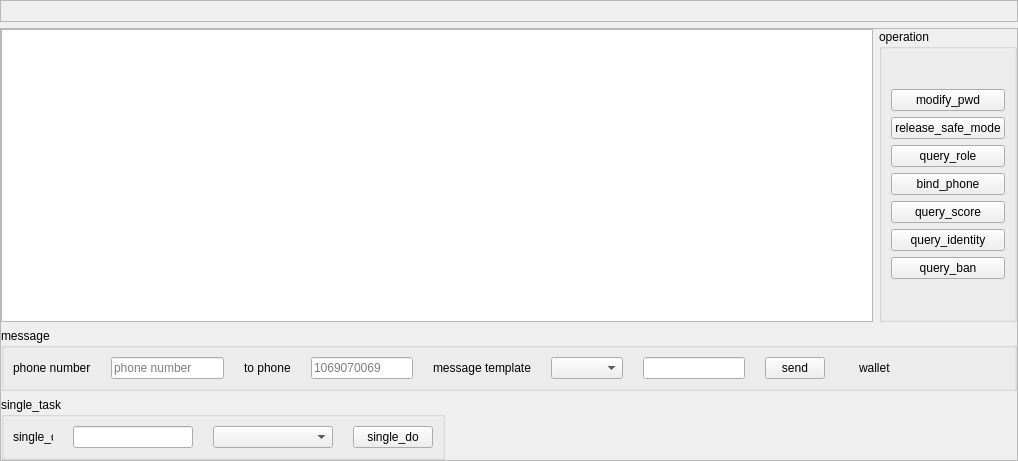
Before: the Qt Designer form MainApp/src/CUiCenter.ui in AlexRain/BRSystem, drawn with Qt 5.
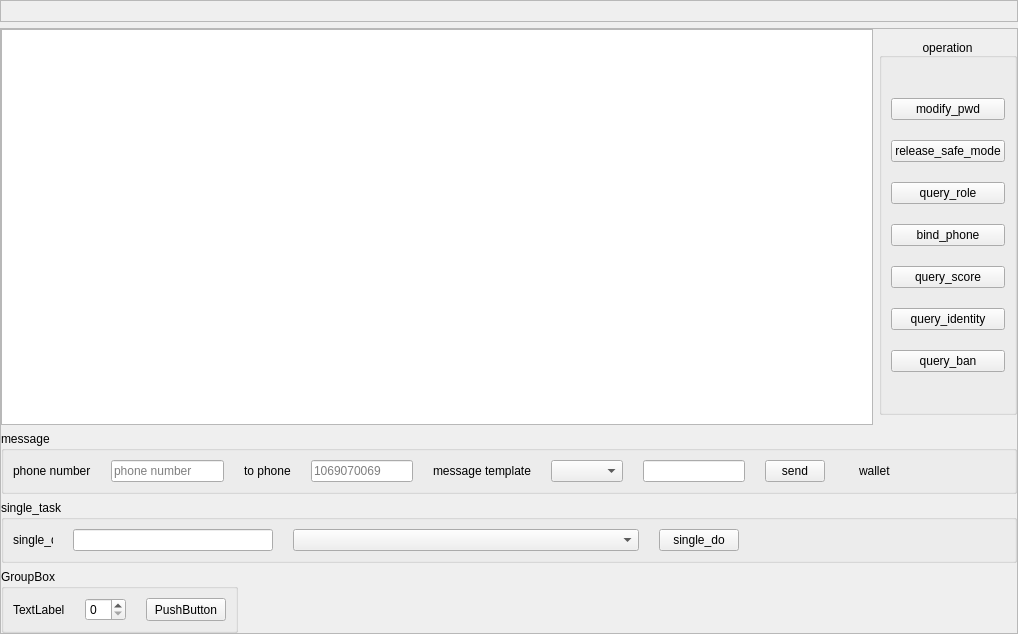
After: the same form once the commit is applied. Custom widgets are drawn as their Qt base class.

What changed in the file:
```diff
--- a/MainApp/src/CUiCenter.ui
+++ b/MainApp/src/CUiCenter.ui
@@ -7,7 +7,7 @@
     <x>0</x>
     <y>0</y>
     <width>1018</width>
-    <height>461</height>
+    <height>634</height>
    </rect>
   </property>
   <property name="windowTitle">
@@ -83,7 +83,7 @@
    <item>
     <widget class="QFrame" name="frameCenter">
      <property name="sizePolicy">
-      <sizepolicy hsizetype="Preferred" vsizetype="Expanding">
+      <sizepolicy hsizetype="Preferred" vsizetype="Preferred">
        <horstretch>0</horstretch>
        <verstretch>0</verstretch>
       </sizepolicy>
@@ -94,7 +94,7 @@
      <property name="frameShadow">
       <enum>QFrame::Raised</enum>
      </property>
-     <layout class="QVBoxLayout" name="verticalLayout_4" stretch="8,0,0">
+     <layout class="QVBoxLayout" name="verticalLayout_4" stretch="8,0,0,0">
       <property name="leftMargin">
        <number>0</number>
       </property>
@@ -129,14 +129,36 @@
           <number>0</number>
          </property>
          <item>
-          <widget class="CTableview" name="tableView"/>
+          <widget class="CTableview" name="tableView">
+           <property name="sizePolicy">
+            <sizepolicy hsizetype="Expanding" vsizetype="Expanding">
+             <horstretch>0</horstretch>
+             <verstretch>0</verstretch>
+            </sizepolicy>
+           </property>
+          </widget>
          </item>
-         <item>
+         <item alignment="Qt::AlignHCenter|Qt::AlignVCenter">
           <widget class="QGroupBox" name="groupBox_btn">
+           <property name="sizePolicy">
+            <sizepolicy hsizetype="Preferred" vsizetype="Preferred">
+             <horstretch>0</horstretch>
+             <verstretch>0</verstretch>
+            </sizepolicy>
+           </property>
+           <property name="layoutDirection">
+            <enum>Qt::LeftToRight</enum>
+           </property>
            <property name="title">
             <string>operation</string>
            </property>
+           <property name="alignment">
+            <set>Qt::AlignBottom|Qt::AlignHCenter</set>
+           </property>
            <layout class="QVBoxLayout" name="verticalLayout">
+            <property name="spacing">
+             <number>20</number>
+            </property>
             <property name="leftMargin">
              <number>9</number>
             </property>
@@ -455,7 +477,7 @@
         </layout>
        </widget>
       </item>
-      <item alignment="Qt::AlignLeft">
+      <item>
        <widget class="QGroupBox" name="groupBox_2">
         <property name="enabled">
          <bool>true</bool>
@@ -556,6 +578,91 @@
         </layout>
        </widget>
       </item>
+      <item alignment="Qt::AlignLeft">
+       <widget class="QGroupBox" name="xiancheng_groupBox">
+        <property name="sizePolicy">
+         <sizepolicy hsizetype="Preferred" vsizetype="Preferred">
+          <horstretch>0</horstretch>
+          <verstretch>0</verstretch>
+         </sizepolicy>
+        </property>
+        <property name="title">
+         <string>GroupBox</string>
+        </property>
+        <layout class="QHBoxLayout" name="horizontalLayout_11">
+         <item>
+          <layout class="QHBoxLayout" name="horizontalLayout_4">
+           <property name="spacing">
+            <number>20</number>
+           </property>
+           <item alignment="Qt::AlignLeft">
+            <widget class="QLabel" name="label_xiancheng">
+             <property name="sizePolicy">
+              <sizepolicy hsizetype="Preferred" vsizetype="Preferred">
+               <horstretch>0</horstretch>
+               <verstretch>0</verstretch>
+              </sizepolicy>
+             </property>
+             <property name="minimumSize">
+              <size>
+               <width>0</width>
+               <height>0</height>
+              </size>
+             </property>
+             <property name="maximumSize">
+              <size>
+               <width>16777215</width>
+               <height>16777215</height>
+              </size>
+             </property>
+             <property name="text">
+              <string>TextLabel</string>
+             </property>
+             <property name="scaledContents">
+              <bool>false</bool>
+             </property>
+            </widget>
+           </item>
+           <item alignment="Qt::AlignLeft">
+            <widget class="QSpinBox" name="spinBox_xiancheng">
+             <property name="sizePolicy">
+              <sizepolicy hsizetype="Fixed" vsizetype="Fixed">
+               <horstretch>0</horstretch>
+               <verstretch>0</verstretch>
+              </sizepolicy>
+             </property>
+            </widget>
+           </item>
+           <item alignment="Qt::AlignLeft">
+            <widget class="QPushButton" name="btn_xiancheng_save">
+             <property name="sizePolicy">
+              <sizepolicy hsizetype="Maximum" vsizetype="Preferred">
+               <horstretch>0</horstretch>
+               <verstretch>0</verstretch>
+              </sizepolicy>
+             </property>
+             <property name="minimumSize">
+              <size>
+               <width>80</width>
+               <height>23</height>
+              </size>
+             </property>
+             <property name="maximumSize">
+              <size>
+               <width>100</width>
+               <height>23</height>
+              </size>
+             </property>
+             <property name="text">
+              <string>PushButton</string>
+             </property>
+            </widget>
+           </item>
+          </layout>
+         </item>
+        </layout>
+       </widget>
+      </item>
      </layout>
     </widget>
    </item>
```
Left out of the diff: 2 changed lines with no effect on the pictures.
